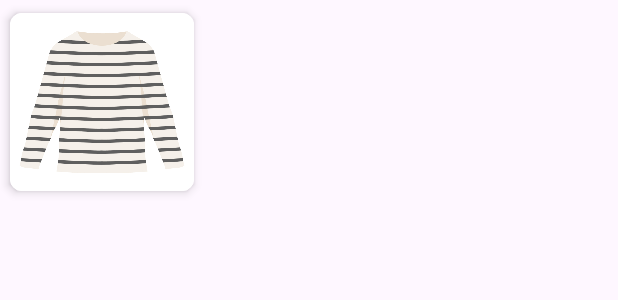
After one commit to miki-aliyas/WearchApp, an Android app: the layout item_recommendation.xml on its own in the app's theme, with its tools: preview values and no code run, on a phone screen of 412 x 824 dp. The commit adds this screen. Shown: the top 300 px of the screen. Run offline under Robolectric (Android 15) with nearby library versions, the phone set to English and light mode, and no system bars.

Commit message:
Recommendation list作成中

```diff
--- a/app/src/main/java/com/example/wearchapp/ui/main/MainFragment.java
+++ b/app/src/main/java/com/example/wearchapp/ui/main/MainFragment.java
@@ -14,6 +14,7 @@ import androidx.annotation.Nullable;
 import androidx.fragment.app.Fragment;
 import androidx.lifecycle.Observer;
 import androidx.lifecycle.ViewModelProvider;
+import androidx.recyclerview.widget.RecyclerView;
 import androidx.viewpager2.widget.ViewPager2;
 
 import com.example.wearchapp.R;
@@ -32,6 +33,7 @@ public class MainFragment extends Fragment {
     private static final long DISPLAY_TIME = 3000L; //  カルーセルの表示時間（ミリ秒）
     private MainViewModel viewModel;    //  MainViewModel のインスタンス
     private ViewPager2 viewPager;   //  カルーセルを表示する
+    private RecyclerView recyclerView;  //  カテゴリリストを表示する
     private final List<View> pointerList = new ArrayList<>();   //  カルーセルのポイント（ドット）ビューのリスト
     private CarouselAdapter carouselAdapter;    //  カルーセル表示を行うためのアダプタ
     private Runnable runnable;  //  自動スクロールを実行するためのオブジェクト
@@ -57,6 +59,9 @@ public class MainFragment extends Fragment {
 
         // ViewPagerの取得
         viewPager =view.findViewById(R.id.viewPager);
+
+        // RecyclerViewの取得
+        recyclerView = view.findViewById(R.id.recyclerView);
 
         // カルーセル設定
         carouselSettings(position -> {
--- /dev/null
+++ b/app/src/main/res/layout/item_recommendation.xml
@@ -0,0 +1,23 @@
+<?xml version="1.0" encoding="utf-8"?>
+<androidx.cardview.widget.CardView
+    xmlns:android="http://schemas.android.com/apk/res/android"
+    xmlns:app="http://schemas.android.com/apk/res-auto"
+    android:layout_width="136dp"
+    android:layout_height="136dp"
+    app:cardCornerRadius="8dp"
+    app:cardElevation="4dp"
+    app:cardUseCompatPadding="true">
+
+    <FrameLayout
+        android:layout_width="match_parent"
+        android:layout_height="match_parent">
+
+        <ImageView
+            android:id="@+id/recommendation_image"
+            android:layout_width="match_parent"
+            android:layout_height="match_parent"
+            android:src="@drawable/longtshirt_2"
+            android:scaleType="centerCrop"/>
+    </FrameLayout>
+
+</androidx.cardview.widget.CardView>
```
Also changed, not shown: app/src/main/java/com/example/wearchapp/ui/main/adapter/RecommendationAdapter.java (added, +38 -0 lines), app/src/main/res/layout/fragment_main.xml (+8 -0 lines), app/src/main/res/drawable/longtshirt_2.jpg (added).
